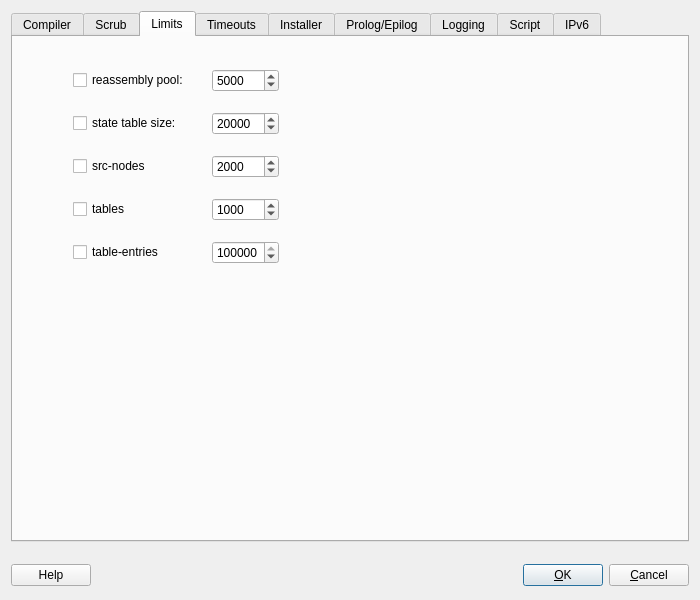
The window that src/libgui/pfadvanceddialog_q.ui (fwbuilder/fwbuilder) describes before a commit, drawn with Qt 5.
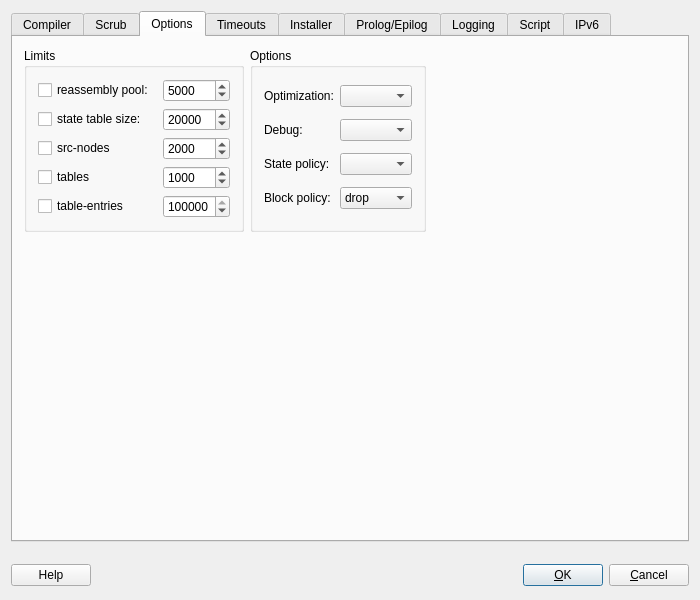
The same window after the commit. The open tabs and pages were chosen to show the change.

Commit message: fixes #1866, #1868, #1869 pf options set state-policy, set block-policy, set debug

```diff
--- a/src/libgui/pfadvanceddialog_q.ui
+++ b/src/libgui/pfadvanceddialog_q.ui
@@ -353,55 +353,6 @@
         </widget>
        </item>
        <item row="5" column="0" colspan="3">
-        <layout class="QHBoxLayout" name="horizontalLayout_5">
-         <item>
-          <widget class="QLabel" name="textLabel3">
-           <property name="text">
-            <string>Optimization:</string>
-           </property>
-           <property name="alignment">
-            <set>Qt::AlignCenter</set>
-           </property>
-           <property name="wordWrap">
-            <bool>false</bool>
-           </property>
-          </widget>
-         </item>
-         <item>
-          <widget class="QComboBox" name="pf_optimization"/>
-         </item>
-         <item>
-          <widget class="QLabel" name="label_5">
-           <property name="text">
-            <string>State policy:</string>
-           </property>
-          </widget>
-         </item>
-         <item>
-          <widget class="QComboBox" name="pf_state_policy">
-           <property name="toolTip">
-            <string>States can be bound to interfaces or match packets 
-on any interface. The latter can be useful in case of 
-an assymmetric routing.</string>
-           </property>
-          </widget>
-         </item>
-         <item>
-          <spacer name="horizontalSpacer_2">
-           <property name="orientation">
-            <enum>Qt::Horizontal</enum>
-           </property>
-           <property name="sizeHint" stdset="0">
-            <size>
-             <width>40</width>
-             <height>20</height>
-            </size>
-           </property>
-          </spacer>
-         </item>
-        </layout>
-       </item>
-       <item row="6" column="0" colspan="3">
         <layout class="QHBoxLayout" name="horizontalLayout_7">
          <property name="leftMargin">
           <number>9</number>
@@ -716,25 +667,23 @@
      </widget>
      <widget class="QWidget" name="tab3">
       <attribute name="title">
+       <string>Options</string>
+      </attribute>
+      <layout class="QGridLayout" name="gridLayout_17">
+       <item row="0" column="0">
+        <widget class="QGroupBox" name="groupBox_6">
+         <property name="title">
        <string>Limits</string>
-      </attribute>
-      <layout class="QGridLayout">
-       <property name="leftMargin">
-        <number>20</number>
-       </property>
-       <property name="topMargin">
-        <number>12</number>
-       </property>
-       <property name="rightMargin">
-        <number>20</number>
-       </property>
-       <property name="bottomMargin">
-        <number>20</number>
-       </property>
-       <property name="spacing">
-        <number>20</number>
-       </property>
-       <item row="1" column="2">
+         </property>
+         <layout class="QGridLayout" name="gridLayout_15">
+          <item row="0" column="0">
+           <widget class="QCheckBox" name="pf_do_limit_frags">
+            <property name="text">
+             <string>reassembly pool: </string>
+            </property>
+           </widget>
+          </item>
+          <item row="0" column="1">
         <widget class="QSpinBox" name="pf_limit_frags">
          <property name="sizePolicy">
           <sizepolicy hsizetype="Fixed" vsizetype="Fixed">
@@ -759,39 +708,14 @@
          </property>
         </widget>
        </item>
-       <item row="5" column="1">
-        <widget class="QCheckBox" name="pf_do_limit_table_entries">
+          <item row="1" column="0">
+           <widget class="QCheckBox" name="pf_do_limit_states">
          <property name="text">
-          <string>table-entries</string>
+             <string>state table size: </string>
          </property>
         </widget>
        </item>
-       <item row="5" column="2">
-        <widget class="QSpinBox" name="pf_limit_table_entries">
-         <property name="sizePolicy">
-          <sizepolicy hsizetype="Fixed" vsizetype="Fixed">
-           <horstretch>0</horstretch>
-           <verstretch>0</verstretch>
-          </sizepolicy>
-         </property>
-         <property name="toolTip">
-          <string>maximum number of addresses that canbe stored in tables</string>
-         </property>
-         <property name="minimum">
-          <number>0</number>
-         </property>
-         <property name="maximum">
-          <number>100000000</number>
-         </property>
-         <property name="singleStep">
-          <number>10</number>
-         </property>
-         <property name="value">
-          <number>100000</number>
-         </property>
-        </widget>
-       </item>
-       <item row="2" column="2">
+          <item row="1" column="1">
         <widget class="QSpinBox" name="pf_limit_states">
          <property name="sizePolicy">
           <sizepolicy hsizetype="Fixed" vsizetype="Fixed">
@@ -816,37 +740,14 @@
          </property>
         </widget>
        </item>
+          <item row="2" column="0">
+           <widget class="QCheckBox" name="pf_do_limit_src_nodes">
+            <property name="text">
+             <string>src-nodes</string>
+            </property>
+           </widget>
+          </item>
        <item row="2" column="1">
-        <widget class="QCheckBox" name="pf_do_limit_states">
-         <property name="text">
-          <string>state table size: </string>
-         </property>
-        </widget>
-       </item>
-       <item row="1" column="1">
-        <widget class="QCheckBox" name="pf_do_limit_frags">
-         <property name="text">
-          <string>reassembly pool: </string>
-         </property>
-        </widget>
-       </item>
-       <item row="1" column="3">
-        <spacer>
-         <property name="orientation">
-          <enum>Qt::Horizontal</enum>
-         </property>
-         <property name="sizeType">
-          <enum>QSizePolicy::Expanding</enum>
-         </property>
-         <property name="sizeHint" stdset="0">
-          <size>
-           <width>310</width>
-           <height>20</height>
-          </size>
-         </property>
-        </spacer>
-       </item>
-       <item row="3" column="2">
         <widget class="QSpinBox" name="pf_limit_src_nodes">
          <property name="sizePolicy">
           <sizepolicy hsizetype="Fixed" vsizetype="Fixed">
@@ -871,7 +772,14 @@
          </property>
         </widget>
        </item>
-       <item row="4" column="2">
+          <item row="3" column="0">
+           <widget class="QCheckBox" name="pf_do_limit_tables">
+            <property name="text">
+             <string>tables</string>
+            </property>
+           </widget>
+          </item>
+          <item row="3" column="1">
         <widget class="QSpinBox" name="pf_limit_tables">
          <property name="sizePolicy">
           <sizepolicy hsizetype="Fixed" vsizetype="Fixed">
@@ -896,54 +804,150 @@
          </property>
         </widget>
        </item>
+          <item row="4" column="0">
+           <widget class="QCheckBox" name="pf_do_limit_table_entries">
+            <property name="text">
+             <string>table-entries</string>
+            </property>
+           </widget>
+          </item>
        <item row="4" column="1">
-        <widget class="QCheckBox" name="pf_do_limit_tables">
+           <widget class="QSpinBox" name="pf_limit_table_entries">
+            <property name="sizePolicy">
+             <sizepolicy hsizetype="Fixed" vsizetype="Fixed">
+              <horstretch>0</horstretch>
+              <verstretch>0</verstretch>
+             </sizepolicy>
+            </property>
+            <property name="toolTip">
+             <string>maximum number of addresses that canbe stored in tables</string>
+            </property>
+            <property name="minimum">
+             <number>0</number>
+            </property>
+            <property name="maximum">
+             <number>100000000</number>
+            </property>
+            <property name="singleStep">
+             <number>10</number>
+            </property>
+            <property name="value">
+             <number>100000</number>
+            </property>
+           </widget>
+          </item>
+         </layout>
+        </widget>
+       </item>
+       <item row="0" column="1">
+        <widget class="QGroupBox" name="groupBox_7">
+         <property name="title">
+          <string>Options</string>
+         </property>
+         <layout class="QGridLayout" name="gridLayout_16">
+          <item row="0" column="0">
+           <widget class="QLabel" name="textLabel3">
          <property name="text">
-          <string>tables</string>
+             <string>Optimization:</string>
+            </property>
+            <property name="alignment">
+             <set>Qt::AlignCenter</set>
+            </property>
+            <property name="wordWrap">
+             <bool>false</bool>
+            </property>
+           </widget>
+          </item>
+          <item row="0" column="1">
+           <widget class="QComboBox" name="pf_optimization">
+            <property name="toolTip">
+             <string>Optimize state timeouts. See man pf.conf for more details.</string>
+            </property>
+           </widget>
+          </item>
+          <item row="1" column="0">
+           <widget class="QLabel" name="label_10">
+            <property name="text">
+             <string>Debug:</string>
+            </property>
+           </widget>
+          </item>
+          <item row="1" column="1">
+           <widget class="QComboBox" name="pf_set_debug">
+            <property name="toolTip">
+             <string>Set the debug level, which limits the severity of log messages
+printed by pf(4).  This should be a keyword from the following
+ordered list (highest to lowest): emerg, alert, crit, err,
+warning, notice, info, and debug.  The last keyword, debug, must
+be quoted.  These keywords correspond to the similar (LOG_)
+values specified to the syslog(3) library routine.
+</string>
+            </property>
+           </widget>
+          </item>
+          <item row="2" column="0">
+           <widget class="QLabel" name="label_5">
+            <property name="text">
+             <string>State policy:</string>
+            </property>
+           </widget>
+          </item>
+          <item row="2" column="1">
+           <widget class="QComboBox" name="pf_state_policy">
+            <property name="toolTip">
+             <string>States can be bound to interfaces or match packets 
+on any interface. The latter can be useful in case of 
+an assymmetric routing.</string>
+            </property>
+           </widget>
+          </item>
+          <item row="3" column="0">
+           <widget class="QLabel" name="label_9">
+            <property name="text">
+             <string>Block policy:</string>
          </property>
         </widget>
        </item>
        <item row="3" column="1">
-        <widget class="QCheckBox" name="pf_do_limit_src_nodes">
+           <widget class="QComboBox" name="pf_block_policy">
+            <property name="toolTip">
+             <string>The block-policy option sets the default behaviour for the packet block action:
+
+drop      Packet is silently dropped.
+return    A TCP RST is returned for blocked TCP packets, an ICMP
+             UNREACHABLE is returned for blocked UDP packets, and
+             all other packets are silently dropped.</string>
+            </property>
+            <item>
          <property name="text">
-          <string>src-nodes</string>
-         </property>
-        </widget>
-       </item>
-       <item row="1" column="0" rowspan="3">
-        <spacer>
-         <property name="orientation">
-          <enum>Qt::Horizontal</enum>
-         </property>
-         <property name="sizeType">
-          <enum>QSizePolicy::Fixed</enum>
-         </property>
-         <property name="sizeHint" stdset="0">
-          <size>
-           <width>40</width>
-           <height>99</height>
-          </size>
-         </property>
-        </spacer>
+              <string>drop</string>
+             </property>
+            </item>
+            <item>
+             <property name="text">
+              <string>return</string>
+             </property>
+            </item>
+           </widget>
+          </item>
+         </layout>
+        </widget>
        </item>
        <item row="0" column="2">
-        <spacer>
+        <spacer name="horizontalSpacer_4">
          <property name="orientation">
-          <enum>Qt::Vertical</enum>
-         </property>
-         <property name="sizeType">
-          <enum>QSizePolicy::Fixed</enum>
+          <enum>Qt::Horizontal</enum>
          </property>
          <property name="sizeHint" stdset="0">
           <size>
-           <width>20</width>
+           <width>194</width>
            <height>20</height>
           </size>
          </property>
         </spacer>
        </item>
-       <item row="6" column="2">
-        <spacer>
+       <item row="1" column="1">
+        <spacer name="verticalSpacer_2">
          <property name="orientation">
           <enum>Qt::Vertical</enum>
          </property>
@@ -953,7 +957,7 @@
          <property name="sizeHint" stdset="0">
           <size>
            <width>20</width>
-           <height>40</height>
+           <height>308</height>
           </size>
          </property>
         </spacer>
```
Left out of the diff: 251 changed lines with no effect on the pictures. Lines whose indentation alone changed are shown as unchanged. The commit also changes 3 other files.
